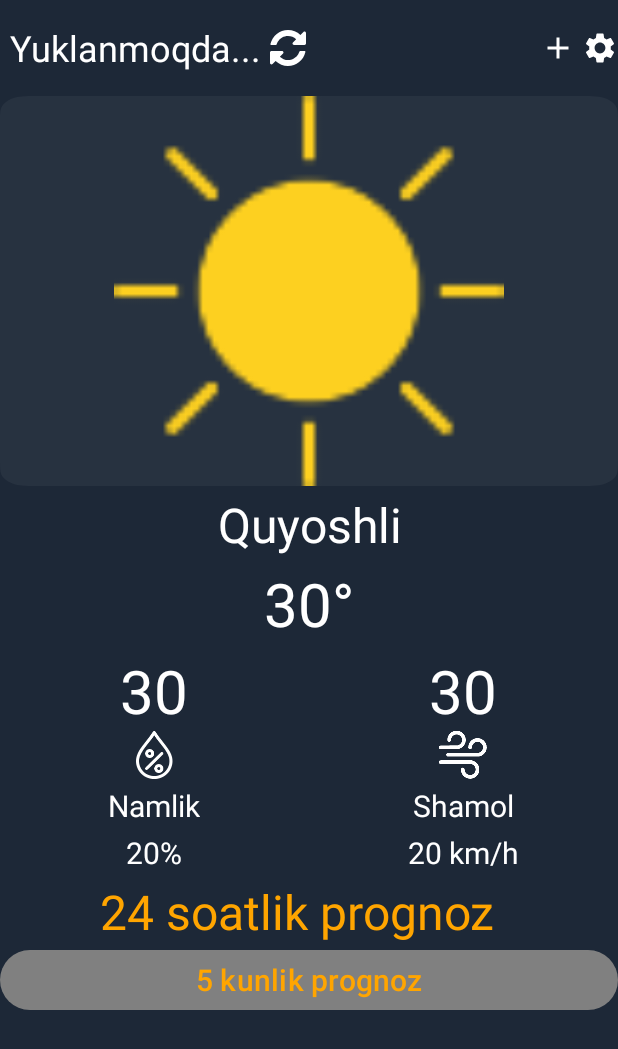
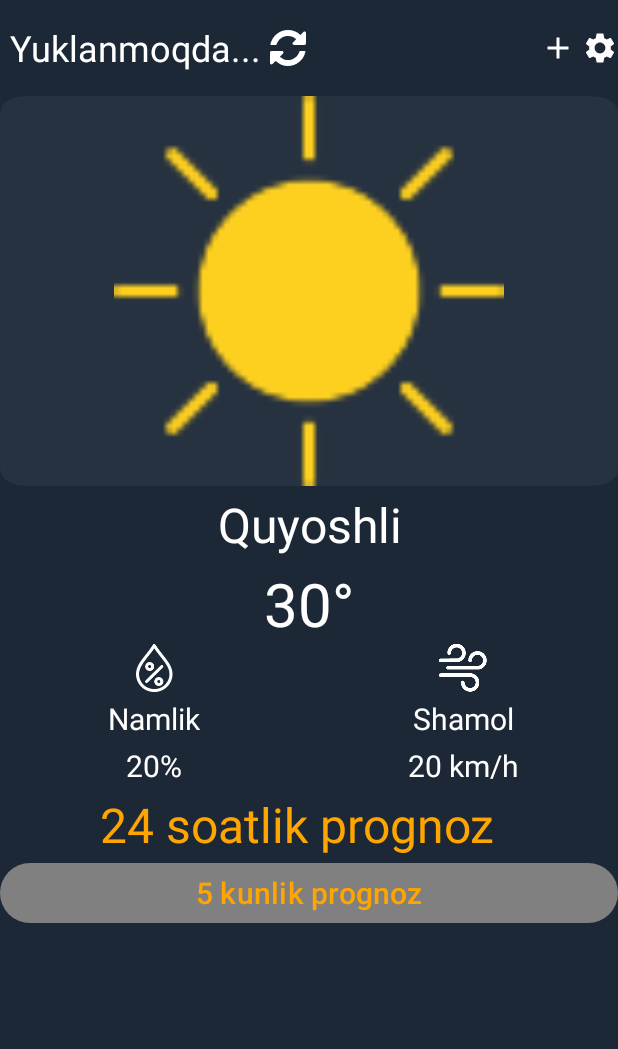
Before and after one commit to mrsolijon/WeatherAPP, an Android app: the screen it shows after launch (MainActivity), on a phone screen of 412 x 824 dp. Shown: the top 1049 px of the screen. Run offline under Robolectric (Android 15) with nearby library versions, the phone set to English and light mode, and no system bars.

Commit message:
02.07.2025

```diff
--- a/app/src/main/java/com/example/weatherapp/fragments/CurrentWeatherFragment.kt
+++ b/app/src/main/java/com/example/weatherapp/fragments/CurrentWeatherFragment.kt
@@ -119,8 +119,8 @@ class CurrentWeatherFragment : Fragment(R.layout.fragment_current_weather) {
         binding.currentTemp.text = weather.temperature
         binding.currentHumidity.text = weather.humidity
         binding.currentWind.text = weather.windSpeed
-        binding.currentLat.text = locationViewModel.locationData.value?.latitude.toString()
-        binding.currentLon.text = locationViewModel.locationData.value?.longitude.toString()
+//        binding.currentLat.text = locationViewModel.locationData.value?.latitude.toString()
+//        binding.currentLon.text = locationViewModel.locationData.value?.longitude.toString()
 
         when (weather.icon) {
             "01d" -> binding.statusIcon.setImageResource(R.drawable.sun)
--- a/app/src/main/res/layout/fragment_current_weather.xml
+++ b/app/src/main/res/layout/fragment_current_weather.xml
@@ -118,16 +118,16 @@
             android:gravity="center"
             android:orientation="vertical">
 
-            <TextView
-                android:id="@+id/current_lat"
-                android:layout_width="wrap_content"
-                android:layout_height="wrap_content"
-                android:paddingTop="4dp"
-                android:text="30"
-                android:textAlignment="center"
-                android:textColor="@color/white"
-                android:textSize="40sp"
-                />
+<!--            <TextView-->
+<!--                android:id="@+id/current_lat"-->
+<!--                android:layout_width="wrap_content"-->
+<!--                android:layout_height="wrap_content"-->
+<!--                android:paddingTop="4dp"-->
+<!--                android:text="30"-->
+<!--                android:textAlignment="center"-->
+<!--                android:textColor="@color/white"-->
+<!--                android:textSize="40sp"-->
+<!--                />-->
 
             <ImageView
                 android:layout_width="wrap_content"
@@ -163,16 +163,16 @@
             android:layout_weight="1"
             android:gravity="center"
             android:orientation="vertical">
-            <TextView
-                android:id="@+id/current_lon"
-                android:layout_width="wrap_content"
-                android:layout_height="wrap_content"
-                android:paddingTop="4dp"
-                android:text="30"
-                android:textAlignment="center"
-                android:textColor="@color/white"
-                android:textSize="40sp"
-                />
+<!--            <TextView-->
+<!--                android:id="@+id/current_lon"-->
+<!--                android:layout_width="wrap_content"-->
+<!--                android:layout_height="wrap_content"-->
+<!--                android:paddingTop="4dp"-->
+<!--                android:text="30"-->
+<!--                android:textAlignment="center"-->
+<!--                android:textColor="@color/white"-->
+<!--                android:textSize="40sp"-->
+<!--                />-->
             <ImageView
                 android:layout_width="wrap_content"
                 android:layout_height="wrap_content"
```
